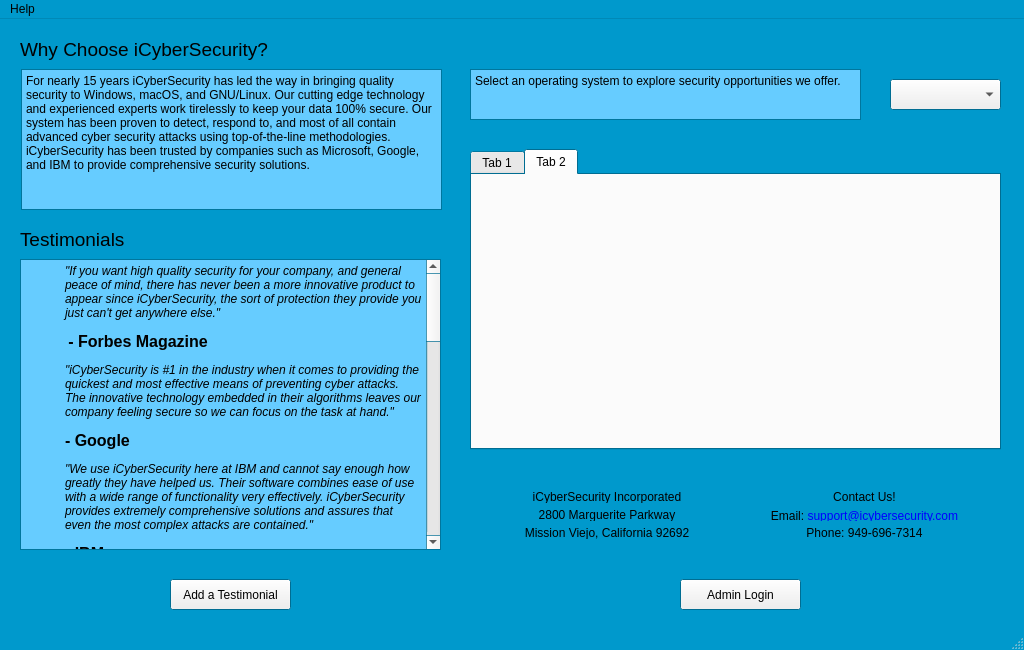
This is src/mainwindow.ui in brianclinkenbeard/pamphlet as Qt 5 draws it before an edit. The edited form follows.
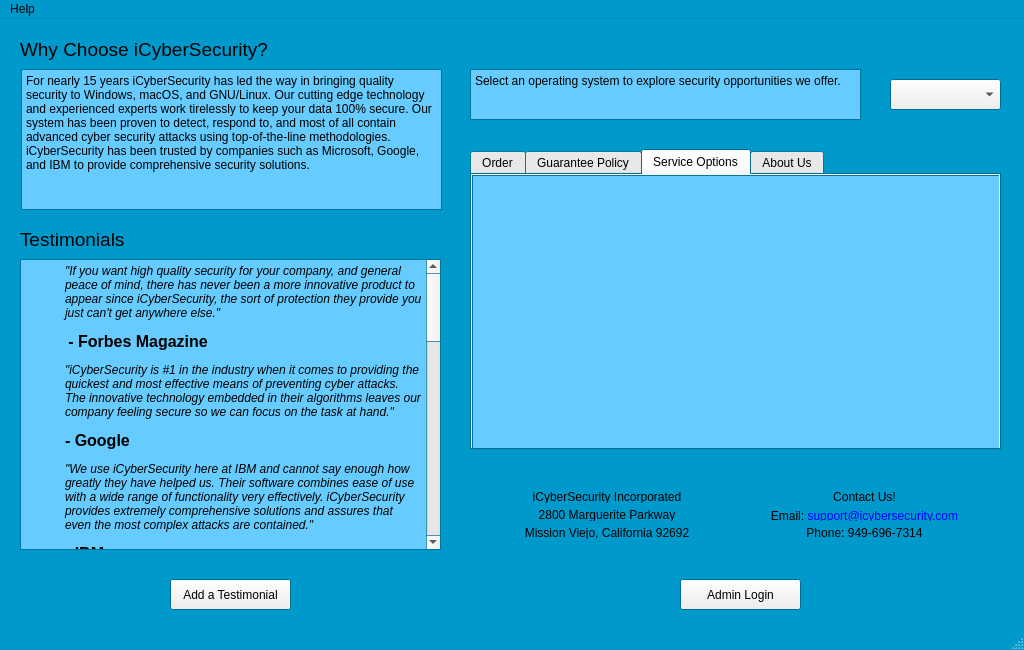
This is the edited form. The open tabs and pages were chosen to show the change.

What changed in the file:
```diff
--- a/src/mainwindow.ui
+++ b/src/mainwindow.ui
@@ -355,9 +355,14 @@
     </property>
     <widget class="QWidget" name="tab">
      <attribute name="title">
-      <string>Tab 1</string>
+      <string>Order</string>
      </attribute>
-     <widget class="QTextBrowser" name="textBrowser">
+    </widget>
+    <widget class="QWidget" name="guarantee_tab">
+     <attribute name="title">
+      <string>Guarantee Policy</string>
+     </attribute>
+     <widget class="QTextBrowser" name="guarantee_browser">
       <property name="geometry">
        <rect>
         <x>0</x>
@@ -379,8 +384,33 @@
     </widget>
     <widget class="QWidget" name="tab_2">
      <attribute name="title">
-      <string>Tab 2</string>
+      <string>Service Options</string>
      </attribute>
+     <widget class="QTextBrowser" name="service_browser">
+      <property name="geometry">
+       <rect>
+        <x>0</x>
+        <y>0</y>
+        <width>531</width>
+        <height>281</height>
+       </rect>
+      </property>
+     </widget>
+    </widget>
+    <widget class="QWidget" name="aboutus_tab">
+     <attribute name="title">
+      <string>About Us</string>
+     </attribute>
+     <widget class="QTextBrowser" name="aboutus_browser">
+      <property name="geometry">
+       <rect>
+        <x>0</x>
+        <y>0</y>
+        <width>531</width>
+        <height>281</height>
+       </rect>
+      </property>
+     </widget>
     </widget>
    </widget>
    <widget class="QPushButton" name="pushButton_viewMore">
```
Left out of the diff: 66 changed lines with no effect on the pictures.
